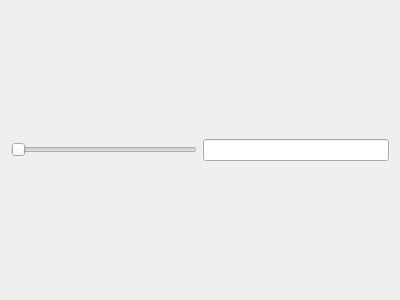
The window that src/plugins/DirectedGraphView/DirectedGraphView.ui (PTGF/Swat) describes before a commit, drawn with Qt 5.
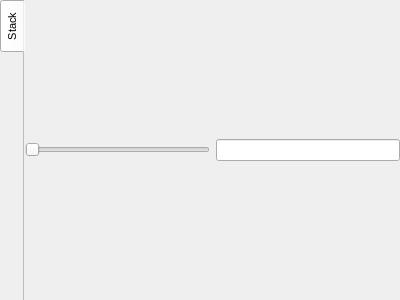
The same window after the commit. Custom widgets are drawn as their Qt base class.

Commit message: More work on SourceView (moved into DirectedGraphView)

The edit to the form file:
```diff
--- a/src/plugins/DirectedGraphView/DirectedGraphView.ui
+++ b/src/plugins/DirectedGraphView/DirectedGraphView.ui
@@ -14,6 +14,34 @@
    <string>Form</string>
   </property>
   <layout class="QVBoxLayout" name="verticalLayout">
+   <property name="margin">
+    <number>0</number>
+   </property>
+   <item>
+    <widget class="TabWidget" name="tabWidget">
+     <property name="font">
+      <font>
+       <pointsize>8</pointsize>
+       <stylestrategy>PreferAntialias</stylestrategy>
+      </font>
+     </property>
+     <property name="tabPosition">
+      <enum>QTabWidget::West</enum>
+     </property>
+     <property name="currentIndex">
+      <number>0</number>
+     </property>
+     <property name="documentMode">
+      <bool>true</bool>
+     </property>
+     <widget class="QWidget" name="tabStack">
+      <attribute name="title">
+       <string>Stack</string>
+      </attribute>
+      <layout class="QVBoxLayout" name="layStack">
+       <property name="margin">
+        <number>0</number>
+       </property>
    <item>
     <layout class="QHBoxLayout" name="horizontalLayout">
      <item>
@@ -30,6 +58,18 @@
    </item>
   </layout>
  </widget>
+    </widget>
+   </item>
+  </layout>
+ </widget>
+ <customwidgets>
+  <customwidget>
+   <class>TabWidget</class>
+   <extends>QTabWidget</extends>
+   <header location="global">PrettyWidgets/TabWidget.h</header>
+   <container>1</container>
+  </customwidget>
+ </customwidgets>
  <resources/>
  <connections/>
 </ui>
```
Lines whose indentation alone changed are shown as unchanged. The commit also changes 5 other files.
